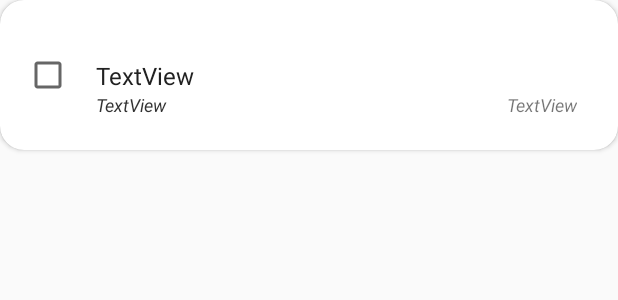
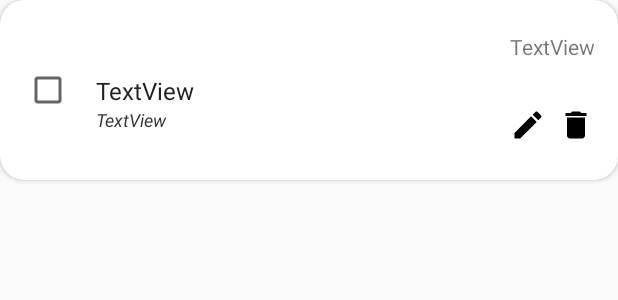
Before and after one commit to jffornieles/Keepcoding-VIII-ToDo, an Android app: the layout item_task.xml on its own in the app's theme, with its tools: preview values and no code run, on a phone screen of 412 x 824 dp. Shown: the top 300 px of the screen. Run offline under Robolectric (Android 15) with nearby library versions, the phone set to English and light mode, and no system bars.

```diff
--- a/app/src/main/java/io/keepcoding/tareas/domain/model/Task.kt
+++ b/app/src/main/java/io/keepcoding/tareas/domain/model/Task.kt
@@ -3,7 +3,6 @@ package io.keepcoding.tareas.domain.model
 import android.os.Parcel
 import android.os.Parcelable
 import org.threeten.bp.Instant
-import java.util.*
 
 data class Task(
     val id: Long,
--- a/app/src/main/java/io/keepcoding/tareas/presentation/detail_task/DetailActivity.kt
+++ b/app/src/main/java/io/keepcoding/tareas/presentation/detail_task/DetailActivity.kt
@@ -18,10 +18,8 @@ class DetailActivity : AppCompatActivity() {
         if (savedInstanceState == null) {
 
             val fragment = DetailFragment()
-            //val id = intent.getLongExtra("id", 0)
             val task = intent.getParcelableExtra<Task>("task")
             val args = Bundle()
-            //args.putLong("id", id)
             args.putParcelable("task", task)
 
             fragment.arguments = args
--- a/app/src/main/res/layout/item_task.xml
+++ b/app/src/main/res/layout/item_task.xml
@@ -1,10 +1,11 @@
 <?xml version="1.0" encoding="utf-8"?>
-<androidx.cardview.widget.CardView
+<androidx.cardview.widget.CardView xmlns:android="http://schemas.android.com/apk/res/android"
     xmlns:app="http://schemas.android.com/apk/res-auto"
-        xmlns:android="http://schemas.android.com/apk/res/android" xmlns:tools="http://schemas.android.com/tools"
+    xmlns:tools="http://schemas.android.com/tools"
+    android:id="@+id/taskCard"
+    style="@style/TaskCard"
     android:layout_width="match_parent"
-        style="@style/TaskCard"
-        android:id="@+id/taskCard"
+    android:layout_height="120dp"
     android:clickable="true"
     android:focusable="true"
     android:foreground="?selectableItemBackground">
@@ -49,19 +50,33 @@
             app:layout_constraintStart_toStartOf="@+id/cardContentText"
             app:layout_constraintTop_toBottomOf="@+id/cardContentText" />
 
+        <ImageView
+            android:id="@+id/buttonEdit"
+            android:layout_width="wrap_content"
+            android:layout_height="wrap_content"
+            android:layout_marginEnd="8dp"
+            android:clickable="true"
+            app:layout_constraintBottom_toBottomOf="@+id/buttonDelete"
+            app:layout_constraintEnd_toStartOf="@+id/buttonDelete"
+            app:layout_constraintTop_toTopOf="@+id/buttonDelete"
+            app:srcCompat="@drawable/ic_edit" />
+
+        <ImageView
+            android:id="@+id/buttonDelete"
+            android:layout_width="wrap_content"
+            android:layout_height="wrap_content"
+            android:clickable="true"
+            app:layout_constraintEnd_toEndOf="@+id/cardContentText"
+            app:layout_constraintTop_toBottomOf="@+id/cardContentText"
+            app:srcCompat="@drawable/ic_delete" />
+
         <TextView
-            android:id="@+id/cardPriorityText"
-            android:layout_width="149dp"
-            android:layout_height="23dp"
-            android:layout_marginStart="8dp"
-            android:layout_marginEnd="16dp"
                 android:text="TextView"
-            android:textAlignment="textEnd"
-            android:textSize="12sp"
-            android:textStyle="italic"
-            app:layout_constraintEnd_toEndOf="@+id/cardContentText"
-            app:layout_constraintStart_toEndOf="@+id/cardDateCreated"
-            app:layout_constraintTop_toBottomOf="@+id/cardContentText" />
+                android:layout_width="113dp"
+                android:layout_height="20dp"
+                android:id="@+id/textViewPriority" app:layout_constraintEnd_toEndOf="@+id/cardContentText"
+                app:layout_constraintBottom_toTopOf="@+id/cardContentText" android:textAlignment="textEnd"
+                android:layout_marginBottom="8dp"/>
 
     </androidx.constraintlayout.widget.ConstraintLayout>
 
```
Also changed, not shown: app/src/main/java/io/keepcoding/tareas/presentation/detail_task/ui/detail/DetailFragment.kt (+25 -5 lines), app/src/main/java/io/keepcoding/tareas/presentation/tasks/TasksAdapter.kt (+30 -9 lines), app/src/main/java/io/keepcoding/tareas/presentation/tasks/TasksFragment.kt (+13 -1 lines), app/src/main/java/io/keepcoding/tareas/presentation/tasks/TasksViewModel.kt (+14 -0 lines). Lines whose indentation alone changed are shown as unchanged.
